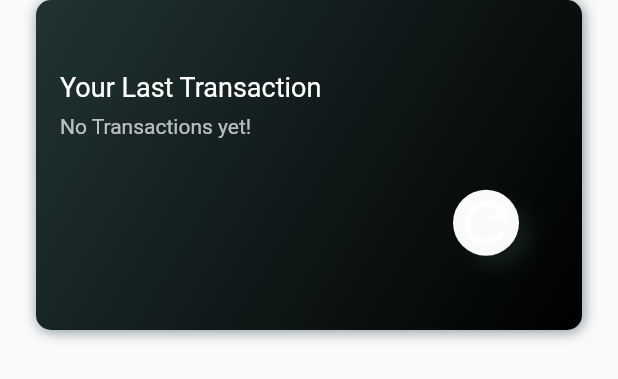
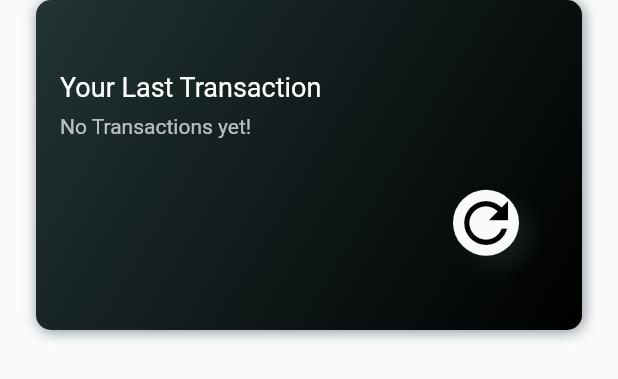
Before and after one commit to Abhimanyu121/WhatsOpening, a Flutter app: the TransactionView widget shown alone on an empty page, opened directly, on a phone screen of 412 x 824 dp. Shown: the top 379 px of the screen. Run offline on Flutter 3.47's test engine with Material 2 defaults, Android fonts, the phone set to English and light mode, and no system bars; our stand-ins replace flutter_spinkit, geolocator, shared_preferences, sliding_up_panel, toast; missing offline and left inert: geohash, mapbox_gl, web3dart; accounts and stored records are empty.

Commit message:
color fixes

```diff
--- a/lib/Widgets/TransactionWidget.dart
+++ b/lib/Widgets/TransactionWidget.dart
@@ -155,7 +155,7 @@ class _TransactionViewState extends State<TransactionView>
                               padding: const EdgeInsets.all(0.0),
                               child: Icon(
                                 Icons.refresh,
-                                color: Colors.white70,
+                                color: Colors.black,
                                 size: 44,
                               ),
                             ),
```
